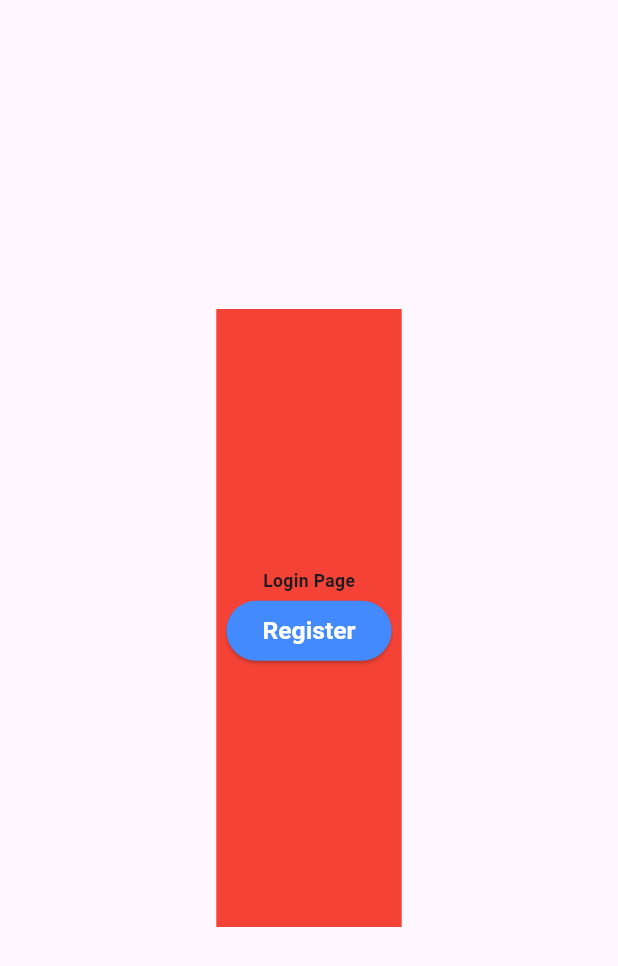
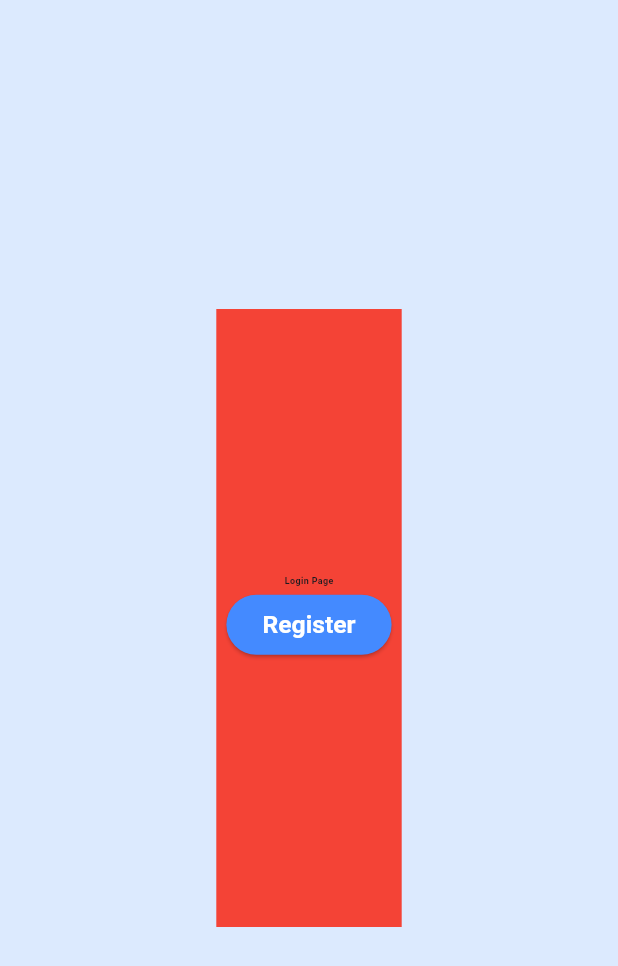
Before and after one commit to izasoerya/sehattek-app, a Flutter app: the screen it shows after launch, on a phone screen of 412 x 824 dp. Shown: the top 966 px of the screen. Run offline on Flutter 3.47's test engine with Material 3 defaults, Android fonts, the light colour scheme and no system bars; our stand-ins replace flutter_bloc, flutter_dotenv, go_router, responsive_framework, sizer, supabase_flutter; accounts and stored records are empty.

Commit message:
theme and layouting

```diff
--- a/lib/presentation/layout/common_layout.dart
+++ b/lib/presentation/layout/common_layout.dart
@@ -1,13 +1,14 @@
 import 'package:flutter/material.dart';
+import 'package:sehattek_app/presentation/layout/theme.dart';
 
 class CommonLayout extends StatelessWidget {
   final Widget child;
-  const CommonLayout({super.key, required this.child});
+  CommonLayout({super.key, required this.child});
 
   @override
   Widget build(BuildContext context) {
     return Scaffold(
-      backgroundColor: ThemeData().scaffoldBackgroundColor,
+      backgroundColor: Theme.of(context).scaffoldBackgroundColor,
       body: child,
     );
   }
--- a/lib/presentation/layout/theme.dart
+++ b/lib/presentation/layout/theme.dart
@@ -5,7 +5,7 @@ class AppTheme {
   static ThemeData lightTheme = ThemeData(
     brightness: Brightness.light,
     primarySwatch: Colors.blue,
-    scaffoldBackgroundColor: Colors.lightBlueAccent,
+    scaffoldBackgroundColor: const Color.fromRGBO(220, 234, 254, 1),
     appBarTheme: const AppBarTheme(
       backgroundColor: Colors.blue,
       foregroundColor: Colors.white,
@@ -14,12 +14,12 @@ class AppTheme {
     textTheme: TextTheme(
       bodyLarge: TextStyle(
         color: Colors.black,
-        fontSize: 18.sp,
+        fontSize: 14.sp,
         fontWeight: FontWeight.bold,
       ),
       bodyMedium: TextStyle(
         color: Colors.black54,
-        fontSize: 14.sp,
+        fontSize: 10.sp,
         fontWeight: FontWeight.w600,
       ),
       bodySmall: TextStyle(color: Colors.black54, fontSize: 1.8.h),
```
